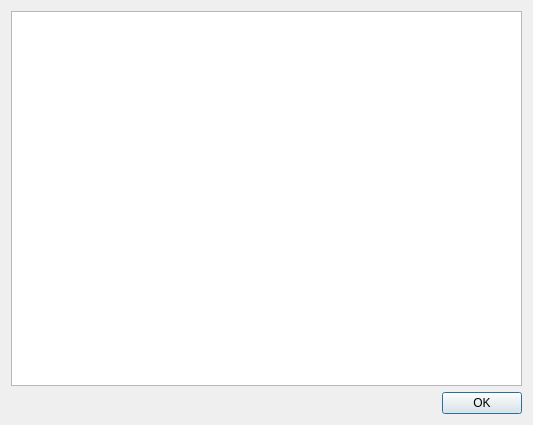
horsicq/FormatWidgets, file dialogmodelinfo.ui: the form before one commit.
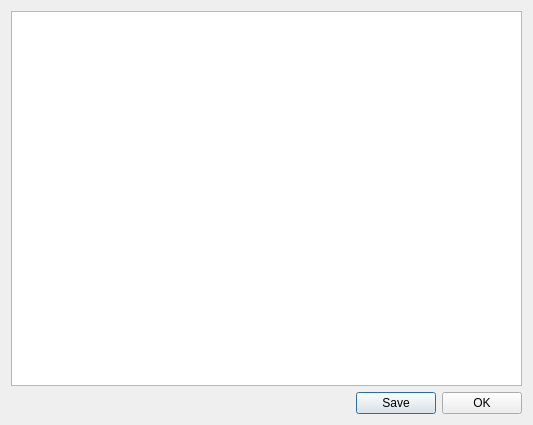
The form after the commit.

What changed in the file:
```diff
--- a/dialogmodelinfo.ui
+++ b/dialogmodelinfo.ui
@@ -63,6 +63,13 @@
        </property>
       </spacer>
      </item>
+     <item>
+      <widget class="QPushButton" name="pushButtonSave">
+       <property name="text">
+        <string>Save</string>
+       </property>
+      </widget>
+     </item>
      <item>
       <widget class="QPushButton" name="pushButtonOK">
        <property name="text">
```
